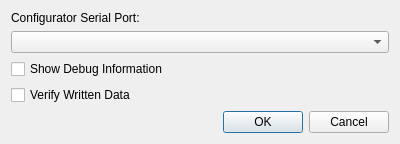
Qt form u7/DialogSettingsConfigurator.ui (whiteman-kr/u7set) before a commit.
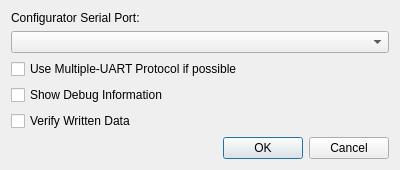
The same form after that commit.

Commit message: RPCT-2774, u7: Added option to use MultiUart protocol in u7, some refactoring

Diff of the .ui file:
```diff
--- a/u7/DialogSettingsConfigurator.ui
+++ b/u7/DialogSettingsConfigurator.ui
@@ -7,7 +7,7 @@
     <x>0</x>
     <y>0</y>
     <width>400</width>
-    <height>140</height>
+    <height>163</height>
    </rect>
   </property>
   <property name="windowTitle">
@@ -26,6 +26,13 @@
      <item>
       <widget class="QComboBox" name="serialPortCombo"/>
      </item>
+     <item>
+      <widget class="QCheckBox" name="useMultiUart">
+       <property name="text">
+        <string>Use Multiple-UART Protocol if possible</string>
+       </property>
+      </widget>
+     </item>
      <item>
       <widget class="QCheckBox" name="showDebugInfo">
        <property name="text">
```
Left out of the diff: 6 changed lines with no effect on the pictures. The commit also changes 6 other files.
